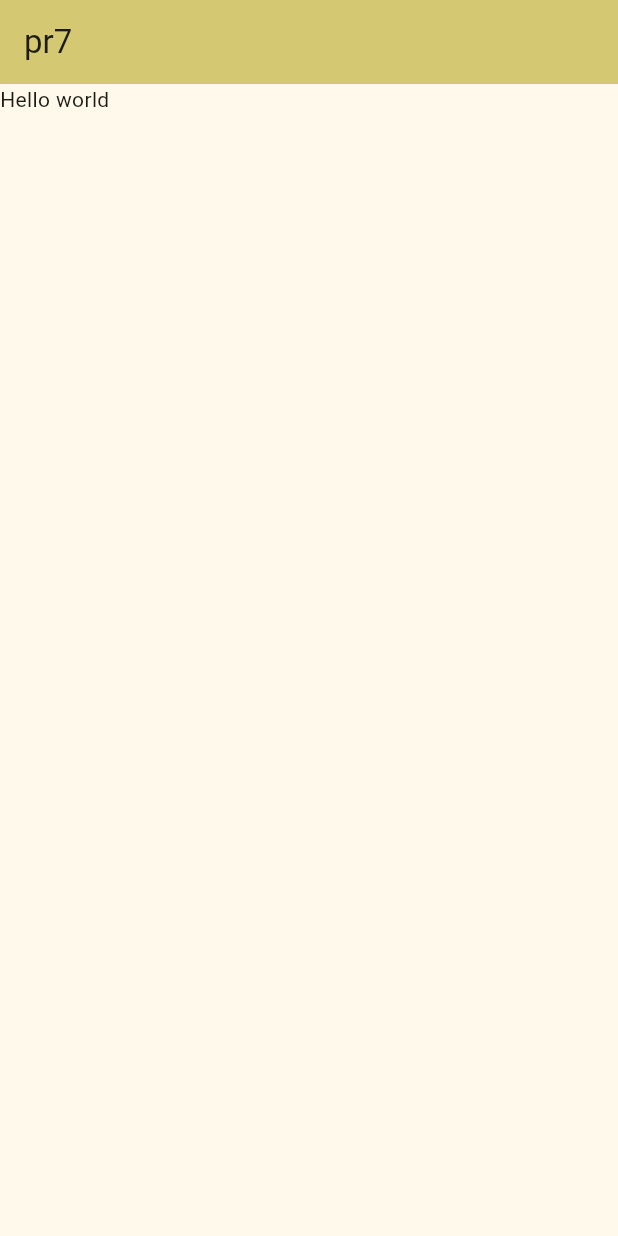
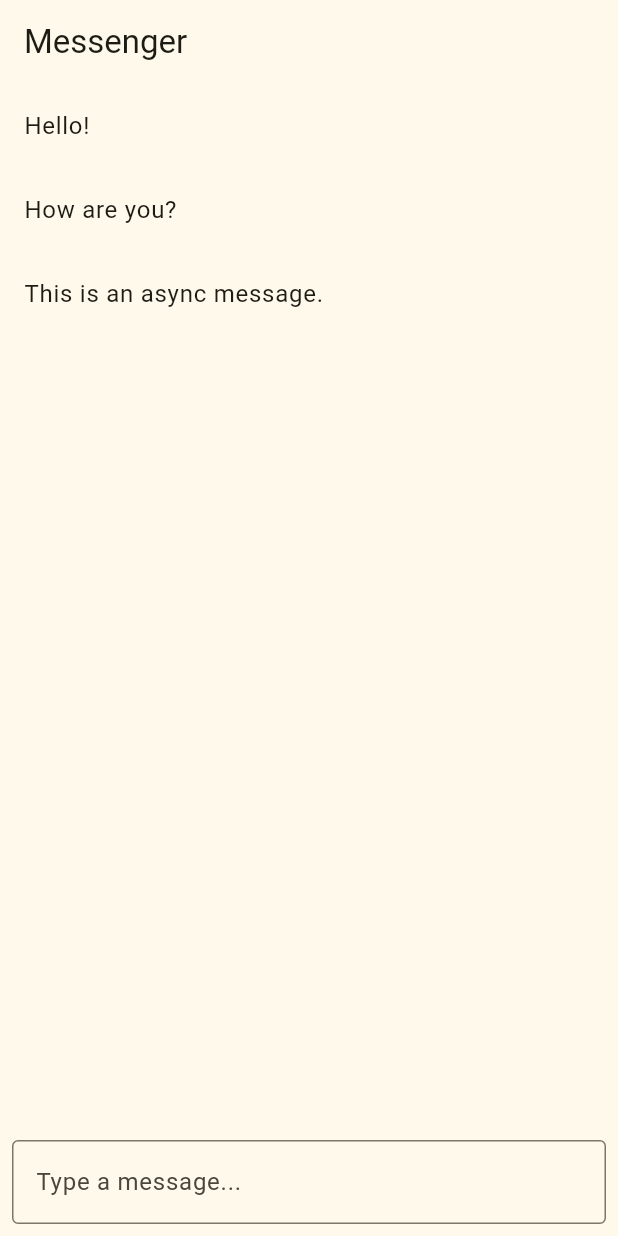
Before and after one commit to Penggunter/flutter_pr7, a Flutter app: the screen it shows after launch, on a phone screen of 412 x 824 dp. Run offline on Flutter 3.47's test engine with Material 3 defaults, Android fonts, the light colour scheme and no system bars.

Commit message:
refactor code

```diff
--- a/lib/main.dart
+++ b/lib/main.dart
@@ -1,5 +1,5 @@
 import 'package:flutter/material.dart';
-import 'package:flutter_pr7/presentation/homePage.dart';
+import 'package:flutter_pr7/presentation/ChatPage.dart';
 
 void main() {
   runApp(MainApp());
@@ -17,7 +17,7 @@ class MainApp extends StatelessWidget {
         useMaterial3: true,
       ),
 
-      home: HomePage()
+      home: ChatScreen(),
     );
   }
 }
--- /dev/null
+++ b/lib/presentation/ChatPage.dart
@@ -0,0 +1,70 @@
+import 'package:flutter/material.dart';
+
+class ChatScreen extends StatefulWidget {
+  @override
+  _ChatScreenState createState() => _ChatScreenState();
+}
+
+class _ChatScreenState extends State<ChatScreen> {
+  List<String> messages = [];
+  bool isLoading = false;
+
+  Future<void> _loadMessages() async {
+    setState(() {
+      isLoading = true;
+    });
+    await Future.delayed(Duration(seconds: 2)); // Эмуляция загрузки
+    setState(() {
+      messages = ['Hello!', 'How are you?', 'This is an async message.'];
+      isLoading = false;
+    });
+  }
+
+  Future<void> _sendMessage(String message) async {
+    await Future.delayed(Duration(milliseconds: 500)); // Эмуляция задержки
+    setState(() {
+      messages.add(message);
+    });
+  }
+
+  @override
+  void initState() {
+    super.initState();
+    _loadMessages();
+  }
+
+  @override
+  Widget build(BuildContext context) {
+    return Scaffold(
+      appBar: AppBar(title: Text('Messenger')),
+      body: isLoading
+          ? Center(child: CircularProgressIndicator())
+          : Column(
+              children: [
+                Expanded(
+                  child: ListView.builder(
+                    itemCount: messages.length,
+                    itemBuilder: (context, index) {
+                      return ListTile(title: Text(messages[index]));
+                    },
+                  ),
+                ),
+                Padding(
+                  padding: const EdgeInsets.all(8.0),
+                  child: TextField(
+                    onSubmitted: (text) {
+                      if (text.isNotEmpty) {
+                        _sendMessage(text);
+                      }
+                    },
+                    decoration: InputDecoration(
+                      labelText: 'Type a message...',
+                      border: OutlineInputBorder(),
+                    ),
+                  ),
+                ),
+              ],
+            ),
+    );
+  }
+}
--- a/lib/presentation/homePage.dart
+++ /dev/null
@@ -1,21 +0,0 @@
-import 'package:flutter/material.dart';
-
-class HomePage extends StatefulWidget {
-  const HomePage({super.key});
-
-  @override
-  State<HomePage> createState() => _HomePageState();
-}
-
-class _HomePageState extends State<HomePage> {
-  @override
-  Widget build(BuildContext context) {
-    return Scaffold(
-      appBar: AppBar(
-        backgroundColor: Theme.of(context).colorScheme.inversePrimary,
-        title: Text("pr7"),
-      ),
-      body: Text("Hello world"),
-    );
-  }
-}
```
